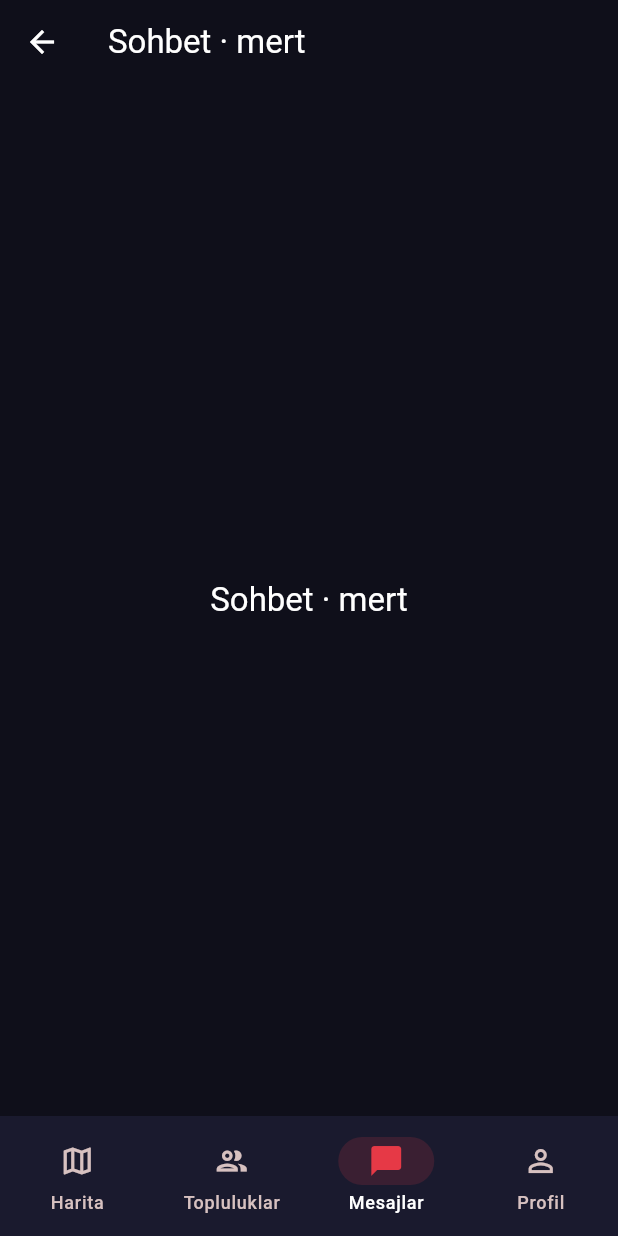
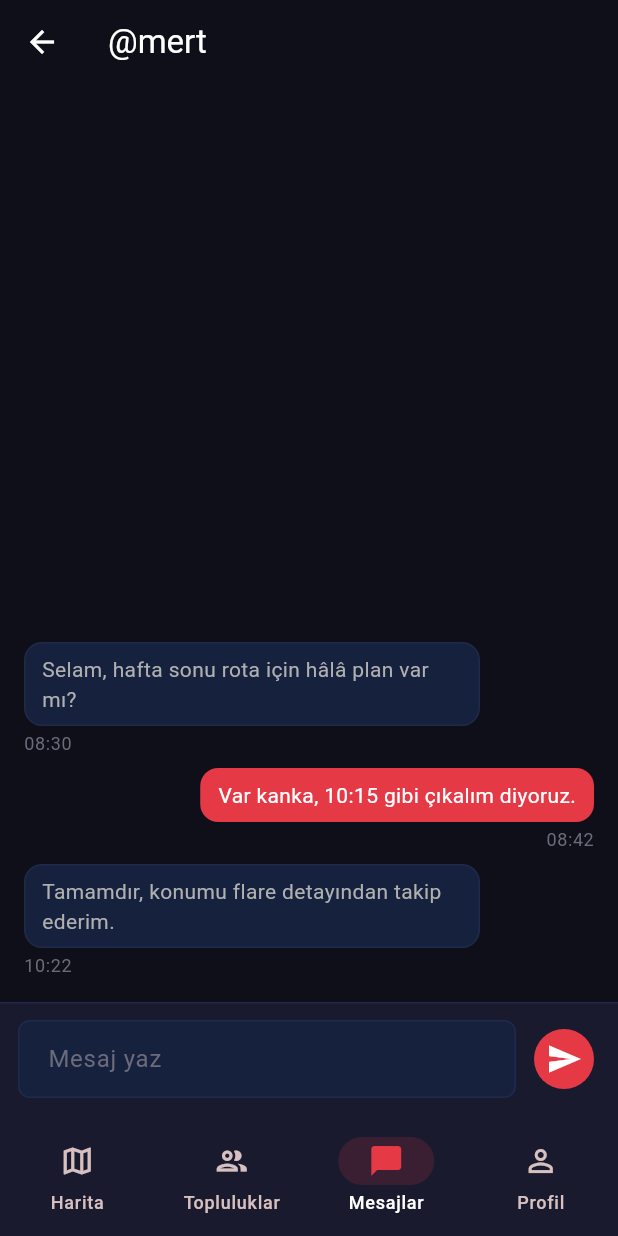
Before and after one commit to Ayazaga-Boys/pitlane, a Flutter app: the MessagesScreen screen opened by its route, after a tap on an icon or button, on a phone screen of 412 x 824 dp. Run offline on Flutter 3.47's test engine with Material 3 defaults, Android fonts, the phone set to English and light mode, and no system bars; our stand-ins replace connectivity_plus, dio, flutter_riverpod, geolocator, go_router, google_maps_flutter and 2 more; missing offline and left inert: h3_dart; accounts and stored records are empty; network calls fail.

Commit message:
feat(mobile): add dm chat screen

```diff
--- a/apps/mobile/lib/app.dart
+++ b/apps/mobile/lib/app.dart
@@ -15,6 +15,7 @@ import 'src/features/flares/ui/flare_create_screen.dart';
 import 'src/features/flares/ui/flare_detail_screen.dart';
 import 'src/features/map/providers/ws_connection_provider.dart';
 import 'src/features/map/ui/map_screen.dart';
+import 'src/features/messages/ui/chat_screen.dart';
 import 'src/features/messages/ui/messages_screen.dart';
 import 'src/features/profile/ui/profile_completion_screen.dart';
 import 'src/features/profile/ui/profile_screen.dart';
@@ -115,8 +116,8 @@ final _routerProvider = Provider<GoRouter>((ref) {
           ),
           GoRoute(
             path: '/messages/:peerId',
-            builder: (_, state) => _PlaceholderScreen(
-              'Sohbet · ${state.pathParameters['peerId']}',
+            builder: (_, state) => ChatScreen(
+              peerId: state.pathParameters['peerId']!,
             ),
           ),
           GoRoute(path: '/profile', builder: (_, __) => const ProfileScreen()),
--- a/apps/mobile/lib/src/features/messages/data/messages_repository.dart
+++ b/apps/mobile/lib/src/features/messages/data/messages_repository.dart
@@ -5,6 +5,7 @@ import 'package:supabase_flutter/supabase_flutter.dart';
 import '../../../core/constants/app_constants.dart';
 import '../../../core/errors/app_exception.dart';
 import '../../../shared/providers/supabase_provider.dart';
+import '../models/dm_message.dart';
 import '../models/dm_thread.dart';
 
 final messagesRepositoryProvider = Provider<MessagesRepository>((ref) {
@@ -47,6 +48,77 @@ class MessagesRepository {
     }
   }
 
+  Future<List<DmMessage>> listDmMessages(String peerId) async {
+    try {
+      final response = await _dio.get<Map<String, dynamic>>(
+        '/v1/messages/dms/$peerId',
+        options: Options(headers: _authHeaders()),
+      );
+
+      final items = response.data?['data'] as List<dynamic>? ?? const [];
+      return items
+          .whereType<Map<String, dynamic>>()
+          .map(DmMessage.fromJson)
+          .toList(growable: false);
+    } on DioException catch (error) {
+      if (error.response?.statusCode == 401) {
+        throw const UnauthorizedException();
+      }
+      return _mockMessages(peerId);
+    }
+  }
+
+  Future<DmMessage> sendDmMessage(
+    String peerId,
+    SendDmMessageDraft draft,
+  ) async {
+    try {
+      final response = await _dio.post<Map<String, dynamic>>(
+        '/v1/messages/dms/$peerId',
+        data: draft.toJson(),
+        options: Options(headers: _authHeaders()),
+      );
+
+      final data = response.data?['data'];
+      if (data is Map<String, dynamic>) return DmMessage.fromJson(data);
+      return _messageFromDraft(draft);
+    } on DioException catch (error) {
+      if (error.response?.statusCode == 401) {
+        throw const UnauthorizedException();
+      }
+      if (error.response?.statusCode == 403) {
+        throw const ValidationException(
+            'Bu kullanıcıya mesaj gönderemiyorsun.');
+      }
+      return _messageFromDraft(draft);
+    }
+  }
+
+  RealtimeChannel subscribeToDmMessages(
+    String peerId,
+    void Function(DmMessage message) onMessage,
+  ) {
+    final channel = _supabase.channel('dm:$peerId');
+    channel
+        .onPostgresChanges(
+          event: PostgresChangeEvent.insert,
+          schema: 'public',
+          table: 'messages',
+          callback: (payload) {
+            final message = DmMessage.fromJson(payload.newRecord);
+            if (_messageBelongsToPeer(payload.newRecord, peerId)) {
+              onMessage(message);
+            }
+          },
+        )
+        .subscribe();
+    return channel;
+  }
+
+  Future<void> unsubscribe(RealtimeChannel channel) {
+    return _supabase.removeChannel(channel);
+  }
+
   Map<String, String> _authHeaders() {
     final token = _supabase.auth.currentSession?.accessToken;
     if (token == null) throw const UnauthorizedException();
@@ -80,4 +152,46 @@ class MessagesRepository {
       unreadCount: 1,
     ),
   ];
+
+  static List<DmMessage> _mockMessages(String peerId) {
+    final now = DateTime.now();
+    return [
+      DmMessage(
+        id: '$peerId-1',
+        body: 'Selam, hafta sonu rota için hâlâ plan var mı?',
+        createdAt: now.subtract(const Duration(hours: 2)),
+        isMine: false,
+        senderName: peerId,
+      ),
+      DmMessage(
+        id: '$peerId-2',
+        body: 'Var kanka, 10:15 gibi çıkalım diyoruz.',
+        createdAt: now.subtract(const Duration(hours: 1, minutes: 48)),
+        isMine: true,
+      ),
+      DmMessage(
+        id: '$peerId-3',
+        body: 'Tamamdır, konumu flare detayından takip ederim.',
+        createdAt: now.subtract(const Duration(minutes: 8)),
+        isMine: false,
+        senderName: peerId,
+      ),
+    ];
+  }
+
+  DmMessage _messageFromDraft(SendDmMessageDraft draft) {
+    return DmMessage(
+      id: 'local-${DateTime.now().microsecondsSinceEpoch}',
+      body: draft.body.trim(),
+      createdAt: DateTime.now(),
+      isMine: true,
+    );
+  }
+
+  bool _messageBelongsToPeer(Map<String, dynamic> json, String peerId) {
+    return json['peer_id'] == peerId ||
+        json['sender_id'] == peerId ||
+        json['recipient_id'] == peerId ||
+        json['conversation_peer_id'] == peerId;
+  }
 }
--- /dev/null
+++ b/apps/mobile/lib/src/features/messages/models/dm_message.dart
@@ -0,0 +1,37 @@
+class DmMessage {
+  const DmMessage({
+    required this.id,
+    required this.body,
+    required this.createdAt,
+    required this.isMine,
+    this.senderName,
+  });
+
+  factory DmMessage.fromJson(Map<String, dynamic> json) {
+    return DmMessage(
+      id: json['id'] as String? ?? '',
+      body: json['body'] as String? ?? '',
+      createdAt: DateTime.tryParse(json['created_at'] as String? ?? '') ??
+          DateTime.now(),
+      isMine:
+          json['is_mine'] as bool? ?? json['sender_is_me'] as bool? ?? false,
+      senderName: json['sender_name'] as String?,
+    );
+  }
+
+  final String id;
+  final String body;
+  final DateTime createdAt;
+  final bool isMine;
+  final String? senderName;
+}
+
+class SendDmMessageDraft {
+  const SendDmMessageDraft({required this.body});
+
+  final String body;
+
+  Map<String, dynamic> toJson() {
+    return {'body': body.trim()};
+  }
+}
--- /dev/null
+++ b/apps/mobile/lib/src/features/messages/ui/chat_screen.dart
@@ -0,0 +1,224 @@
+import 'package:flutter/material.dart';
+import 'package:flutter_riverpod/flutter_riverpod.dart';
+import 'package:intl/intl.dart';
+
+import '../../../core/theme/app_colors.dart';
+import '../../../core/theme/app_spacing.dart';
+import '../models/dm_message.dart';
+import '../providers/dm_chat_provider.dart';
+
+class ChatScreen extends ConsumerStatefulWidget {
+  const ChatScreen({super.key, required this.peerId});
+
+  final String peerId;
+
+  @override
+  ConsumerState<ChatScreen> createState() => _ChatScreenState();
+}
+
+class _ChatScreenState extends ConsumerState<ChatScreen> {
+  final _controller = TextEditingController();
+
+  @override
+  void dispose() {
+    _controller.dispose();
+    super.dispose();
+  }
+
+  Future<void> _send() async {
+    final body = _controller.text.trim();
+    if (body.isEmpty) return;
+    _controller.clear();
+    await ref.read(dmChatProvider(widget.peerId).notifier).send(body);
+  }
+
+  @override
+  Widget build(BuildContext context) {
+    final chat = ref.watch(dmChatProvider(widget.peerId));
+
+    ref.listen(dmChatProvider(widget.peerId), (previous, next) {
+      final error = next.error;
+      if (error != null) {
+        ScaffoldMessenger.of(context).showSnackBar(
+          SnackBar(
+            content: Text(error.toString()),
+            backgroundColor: AppColors.error,
+          ),
+        );
+      }
+    });
+
+    return Scaffold(
+      appBar: AppBar(title: Text('@${widget.peerId}')),
+      body: SafeArea(
+        child: Column(
+          children: [
+            Expanded(
+              child: chat.when(
+                loading: () => const Center(child: CircularProgressIndicator()),
+                error: (error, _) => _ChatError(message: error.toString()),
+                data: (messages) => messages.isEmpty
+                    ? const _EmptyChat()
+                    : ListView.separated(
+                        reverse: true,
+                        padding: const EdgeInsets.all(AppSpacing.lg),
+                        itemCount: messages.length,
+                        separatorBuilder: (_, __) =>
+                            const SizedBox(height: AppSpacing.sm),
+                        itemBuilder: (_, index) {
+                          final message = messages[messages.length - index - 1];
+                          return _MessageBubble(message: message);
+                        },
+                      ),
+              ),
+            ),
+            _Composer(
+              controller: _controller,
+              onSend: _send,
+            ),
+          ],
+        ),
+      ),
+    );
+  }
+}
+
+class _MessageBubble extends StatelessWidget {
+  const _MessageBubble({required this.message});
+
+  final DmMessage message;
+
+  @override
+  Widget build(BuildContext context) {
+    final alignment =
+        message.isMine ? CrossAxisAlignment.end : CrossAxisAlignment.start;
+    final color = message.isMine ? AppColors.pitRed : AppColors.surface2;
+    final textColor =
+        message.isMine ? AppColors.textPrimary : AppColors.textSecondary;
+
+    return Column(
+      crossAxisAlignment: alignment,
+      children: [
+        DecoratedBox(
+          decoration: BoxDecoration(
+            color: color,
+            borderRadius: BorderRadius.circular(AppRadius.md),
+            border:
+                message.isMine ? null : Border.all(color: AppColors.surface3),
+          ),
+          child: Padding(
+            padding: const EdgeInsets.symmetric(
+              horizontal: AppSpacing.md,
+              vertical: AppSpacing.sm,
+            ),
+            child: ConstrainedBox(
+              constraints: const BoxConstraints(maxWidth: 280),
+              child: Text(
+                message.body,
+                style: Theme.of(context).textTheme.bodyMedium?.copyWith(
+                      color: textColor,
+                    ),
+              ),
+            ),
+          ),
+        ),
+        const SizedBox(height: AppSpacing.xs),
+        Text(
+          DateFormat('HH:mm').format(message.createdAt),
+          style: Theme.of(context).textTheme.bodySmall?.copyWith(
+                color: AppColors.textTertiary,
+              ),
+        ),
+      ],
+    );
+  }
+}
+
+class _Composer extends StatelessWidget {
+  const _Composer({
+    required this.controller,
+    required this.onSend,
+  });
+
+  final TextEditingController controller;
+  final VoidCallback onSend;
+
+  @override
+  Widget build(BuildContext context) {
+    return DecoratedBox(
+      decoration: const BoxDecoration(
+        color: AppColors.surface1,
+        border: Border(top: BorderSide(color: AppColors.surface3)),
+      ),
+      child: Padding(
+        padding: const EdgeInsets.all(AppSpacing.md),
+        child: Row(
+          children: [
+            Expanded(
+              child: TextField(
+                controller: controller,
+                minLines: 1,
+                maxLines: 4,
+                maxLength: 2000,
+                textInputAction: TextInputAction.send,
+                onSubmitted: (_) => onSend(),
+                decoration: const InputDecoration(
+                  hintText: 'Mesaj yaz',
+                  counterText: '',
+                ),
+              ),
+            ),
+            const SizedBox(width: AppSpacing.sm),
+            IconButton.filled(
+              onPressed: onSend,
+              icon: const Icon(Icons.send),
+              tooltip: 'Gönder',
+            ),
+          ],
+        ),
+      ),
+    );
+  }
+}
+
+class _EmptyChat extends StatelessWidget {
+  const _EmptyChat();
+
+  @override
+  Widget build(BuildContext context) {
+    return Center(
+      child: Padding(
+        padding: const EdgeInsets.all(AppSpacing.xl),
+        child: Text(
+          'Henüz mesajınız yok',
+          textAlign: TextAlign.center,
+          style: Theme.of(context).textTheme.titleLarge?.copyWith(
+                color: AppColors.textSecondary,
+              ),
+        ),
+      ),
+    );
+  }
+}
+
+class _ChatError extends StatelessWidget {
+  const _ChatError({required this.message});
+
+  final String message;
+
+  @override
+  Widget build(BuildContext context) {
+    return Center(
+      child: Padding(
+        padding: const EdgeInsets.all(AppSpacing.xl),
+        child: Text(
+          message,
+          textAlign: TextAlign.center,
+          style: Theme.of(context).textTheme.bodyLarge?.copyWith(
+                color: AppColors.error,
+              ),
+        ),
+      ),
+    );
+  }
+}
```
Also changed, not shown: apps/mobile/lib/src/features/messages/providers/dm_chat_provider.dart (added, +54 -0 lines), 1 other file.
